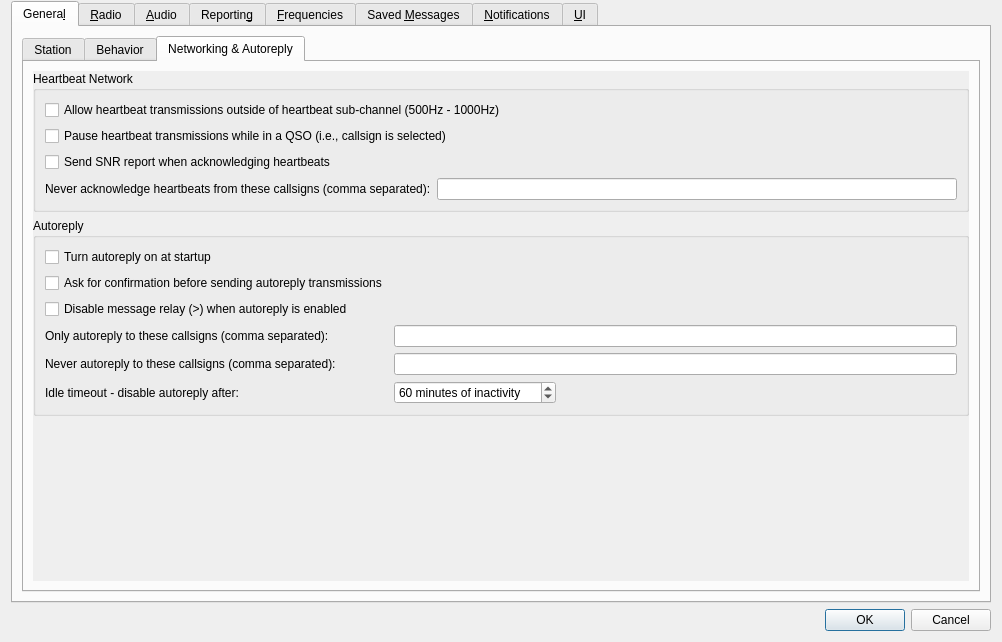
Before: the Qt Designer form JS8_UI/Configuration.ui in JS8Call-improved/JS8Call-improved, drawn with Qt 5.
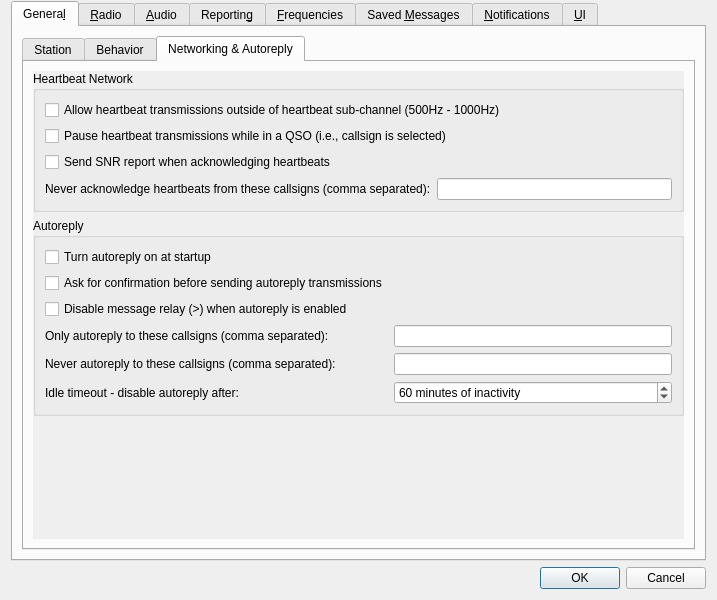
After: the same form once the commit is applied. The open tabs and pages were chosen to show the change. Custom widgets are drawn as their Qt base class.

Commit message: Fix UI issues for Settings: - turn off APRS inbound relay by default - fix sizing and alignment of Heartbeat Network box

The edit to the form file:
```diff
--- a/JS8_UI/Configuration.ui
+++ b/JS8_UI/Configuration.ui
@@ -6,8 +6,8 @@
    <rect>
     <x>0</x>
     <y>0</y>
-    <width>1002</width>
-    <height>642</height>
+    <width>717</width>
+    <height>600</height>
    </rect>
   </property>
   <property name="windowTitle">
@@ -704,8 +704,8 @@
                <rect>
                 <x>0</x>
                 <y>0</y>
-                <width>886</width>
-                <height>480</height>
+                <width>601</width>
+                <height>438</height>
                </rect>
               </property>
               <layout class="QVBoxLayout" name="verticalLayout_16">
@@ -783,12 +783,6 @@
                   <string>Autoreply</string>
                  </property>
                  <layout class="QFormLayout" name="formLayout">
-                  <property name="fieldGrowthPolicy">
-                   <enum>QFormLayout::FieldGrowthPolicy::ExpandingFieldsGrow</enum>
-                  </property>
-                  <property name="formAlignment">
-                   <set>Qt::AlignmentFlag::AlignLeading|Qt::AlignmentFlag::AlignLeft|Qt::AlignmentFlag::AlignTop</set>
-                  </property>
                   <item row="0" column="0">
                    <widget class="QCheckBox" name="autoreply_on_check_box">
                     <property name="text">
```
Left out of the diff: 36 changed lines with no effect on the pictures. The commit also changes 1 other file.
